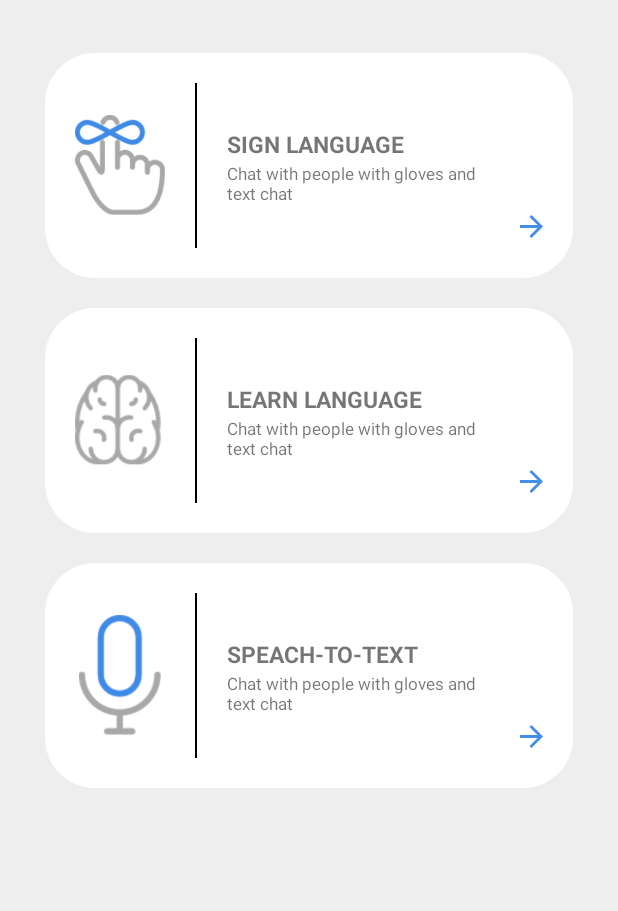
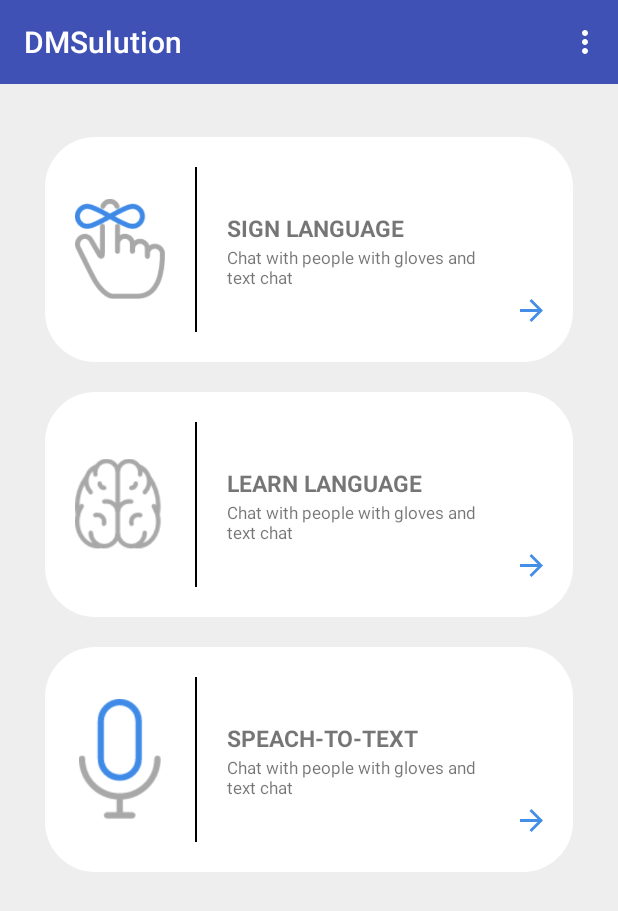
Before and after one commit to vetonthaqi/AndroidFirbaseChat-master, an Android app: the screen it shows after launch once a user with an empty profile is signed in (SpeachActivity), on a phone screen of 412 x 824 dp. Shown: the top 911 px of the screen. Run offline under Robolectric (Android 15) with nearby library versions, the phone set to English and light mode, and no system bars; our stand-ins replace Firebase (no records; nobody signed in at launch, a user with empty details on screens opened directly).

Commit message:
Rregullimi i errorave

```diff
--- a/app/src/main/java/co/arvisiontech/simplechatfirebase/SpeachActivity.java
+++ b/app/src/main/java/co/arvisiontech/simplechatfirebase/SpeachActivity.java
@@ -4,20 +4,29 @@ import android.content.Context;
 import android.content.DialogInterface;
 import android.content.Intent;
 import android.os.Bundle;
+import android.support.design.widget.TabLayout;
+import android.support.v4.view.ViewPager;
 import android.support.v7.app.AlertDialog;
 import android.support.v7.app.AppCompatActivity;
+import android.support.v7.widget.Toolbar;
 import android.view.Menu;
 import android.view.MenuItem;
 import android.view.View;
 import android.widget.RelativeLayout;
+import android.widget.Toast;
 
 import com.arvisiontech.firebasechat.R;
 
+import co.arvisiontech.simplechatfirebase.core.logout.LogoutContract;
 import co.arvisiontech.simplechatfirebase.core.logout.LogoutPresenter;
+import co.arvisiontech.simplechatfirebase.ui.activities.LoginActivity;
 import co.arvisiontech.simplechatfirebase.ui.activities.UserListingActivity;
 
-public class SpeachActivity extends AppCompatActivity {
+public class SpeachActivity extends AppCompatActivity implements LogoutContract.View {
 
+    private Toolbar mToolbar;
+    private TabLayout mTabLayoutUserListing;
+    private ViewPager mViewPagerUserListing;
     private RelativeLayout mRelativeSpeach1, mRelativeSpeach2, mRelativeSpeach3;
 
     private LogoutPresenter mLogoutPresenter;
@@ -69,6 +78,16 @@ public class SpeachActivity extends AppCompatActivity {
                 startActivity(intent);
             }
         });
+
+        bindViews();
+        mLogoutPresenter = new LogoutPresenter(this);
+    }
+
+    private void bindViews() {
+        mToolbar = (Toolbar) findViewById(R.id.toolbar);
+        mTabLayoutUserListing = (TabLayout) findViewById(R.id.tab_layout_user_listing);
+        mViewPagerUserListing = (ViewPager) findViewById(R.id.view_pager_user_listing);
+        setSupportActionBar(mToolbar);
     }
 
     @Override
@@ -106,4 +125,16 @@ public class SpeachActivity extends AppCompatActivity {
                 })
                 .show();
     }
+
+    @Override
+    public void onLogoutSuccess(String message) {
+        Toast.makeText(this, message, Toast.LENGTH_SHORT).show();
+        LoginActivity.startIntent(this,
+                Intent.FLAG_ACTIVITY_CLEAR_TASK | Intent.FLAG_ACTIVITY_NEW_TASK);
+    }
+
+    @Override
+    public void onLogoutFailure(String message) {
+        Toast.makeText(this, message, Toast.LENGTH_SHORT).show();
+    }
 }
--- a/app/src/main/java/co/arvisiontech/simplechatfirebase/ui/activities/SplashActivity.java
+++ b/app/src/main/java/co/arvisiontech/simplechatfirebase/ui/activities/SplashActivity.java
@@ -39,7 +39,7 @@ public class SplashActivity extends AppCompatActivity {
         mHandler.postDelayed(mRunnable, SPLASH_TIME_MS);
     }
 
-    /*@Override
+    @Override
     protected void onPause() {
         super.onPause();
         mHandler.removeCallbacks(mRunnable);
@@ -49,5 +49,5 @@ public class SplashActivity extends AppCompatActivity {
     protected void onResume() {
         super.onResume();
         mHandler.postDelayed(mRunnable, SPLASH_TIME_MS);
-    }*/
+    }
 }
--- a/app/src/main/res/layout/activity_speach.xml
+++ b/app/src/main/res/layout/activity_speach.xml
@@ -8,22 +8,22 @@
               android:background="@color/background"
               android:weightSum="1">
 
-    <!--<android.support.design.widget.AppBarLayout-->
-        <!--android:layout_width="match_parent"-->
-        <!--android:layout_height="wrap_content"-->
-        <!--android:theme="@style/AppTheme.AppBarOverlay"-->
-        <!--app:elevation="0dp">-->
+    <android.support.design.widget.AppBarLayout
+        android:layout_width="match_parent"
+        android:layout_height="wrap_content"
+        android:theme="@style/AppTheme.AppBarOverlay"
+        app:elevation="0dp">
 
-        <!--<android.support.v7.widget.Toolbar-->
-            <!--android:id="@+id/toolbar"-->
-            <!--android:layout_width="match_parent"-->
-            <!--android:layout_height="?attr/actionBarSize"-->
-            <!--android:background="?attr/colorPrimary"-->
-            <!--app:elevation="0dp"-->
-            <!--app:popupTheme="@style/AppTheme.PopupOverlay"-->
-            <!--app:title="@string/app_name" />-->
+        <android.support.v7.widget.Toolbar
+            android:id="@+id/toolbar"
+            android:layout_width="match_parent"
+            android:layout_height="?attr/actionBarSize"
+            android:background="?attr/colorPrimary"
+            app:elevation="0dp"
+            app:popupTheme="@style/AppTheme.PopupOverlay"
+            app:title="DMSulution" />
 
-    <!--</android.support.design.widget.AppBarLayout>-->
+    </android.support.design.widget.AppBarLayout>
 
     <RelativeLayout
         android:id="@+id/relative_speach_1"
--- a/app/src/main/res/values/styles.xml
+++ b/app/src/main/res/values/styles.xml
@@ -17,7 +17,7 @@
     </style>
 
     <style name="AppTheme.NoActionBar.Splash">
-        <item name="android:windowBackground">@drawable/bg</item>
+        <!--<item name="android:windowBackground">@drawasplash_bge/bg</item>-->
     </style>
 
     <style name="AppTheme.AppBarOverlay" parent="ThemeOverlay.AppCompat.Dark.ActionBar" />
```
Also changed, not shown: app/src/main/java/co/arvisiontech/simplechatfirebase/MainActivity.java (+12 -2 lines), app/src/main/java/co/arvisiontech/simplechatfirebase/ui/fragments/LoginFragment.java (+8 -0 lines), app/src/main/java/co/arvisiontech/simplechatfirebase/ui/fragments/RegisterFragment.java (+8 -0 lines), app/src/main/res/layout/activity_main.xml (+34 -29 lines), app/src/main/res/layout/activity_splash.xml (+11 -6 lines), app/src/main/res/drawable-xhdpi/splash_bg.png (renamed from app/src/main/res/drawable-xhdpi/bg.png), app/src/main/res/mipmap-hdpi/ic_launcher.png.
